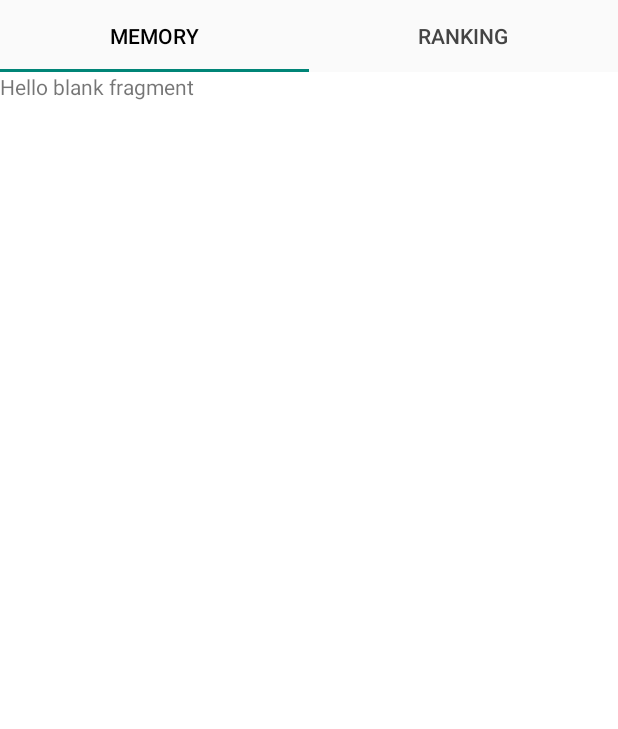
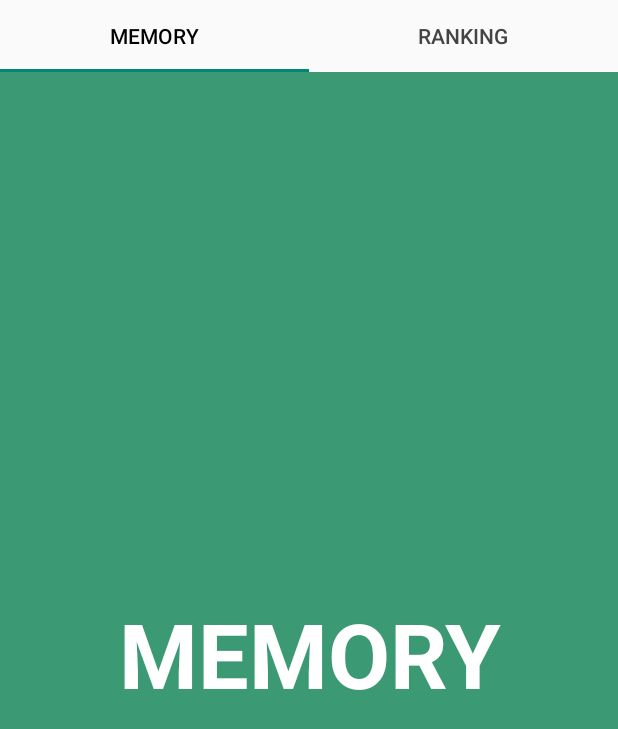
Before and after one commit to jediupc/PagerExample, an Android app: the screen it shows after launch (PagerHolder before the commit, PagerHolderActivity after it), on a phone screen of 412 x 824 dp. Shown: the top 729 px of the screen. Run offline under Robolectric (Android 15) with nearby library versions, the phone set to English and light mode, and no system bars.

Commit message:
added comments, changed style

```diff
--- a/app/src/main/AndroidManifest.xml
+++ b/app/src/main/AndroidManifest.xml
@@ -8,7 +8,7 @@
         android:label="@string/app_name"
         android:theme="@style/AppTheme" >
         <activity
-            android:name=".PagerHolder"
+            android:name=".PagerHolderActivity"
             android:label="@string/app_name" >
             <intent-filter>
                 <action android:name="android.intent.action.MAIN" />
--- a/app/src/main/java/joandev/com/pagerexample/Memory.java
+++ b/app/src/main/java/joandev/com/pagerexample/Memory.java
@@ -12,7 +12,6 @@ public class Memory extends Fragment {
     @Override
     public View onCreateView(LayoutInflater inflater, ViewGroup container,
                              Bundle savedInstanceState) {
-        // Inflate the layout for this fragment
         return inflater.inflate(R.layout.fragment_memory, container, false);
     }
 
--- a/app/src/main/java/joandev/com/pagerexample/PagerAdapter.java
+++ b/app/src/main/java/joandev/com/pagerexample/PagerAdapter.java
@@ -1,7 +1,6 @@
 package joandev.com.pagerexample;
 
 import android.support.v4.app.Fragment;
-import android.content.Context;
 import android.support.v4.app.FragmentManager;
 import android.support.v4.app.FragmentPagerAdapter;
 
@@ -9,25 +8,22 @@ import android.support.v4.app.FragmentPagerAdapter;
 public class PagerAdapter extends FragmentPagerAdapter {
 
 
-    final int PAGE_COUNT = 2;
     private String tabTitles[] = new String[] { "Memory", "Ranking" };
-    private Context context;
-    Fragment tab = null;
+    private Fragment tab = null;
 
     //creadora
-    public PagerAdapter(FragmentManager fm, Context context) {
+    PagerAdapter(FragmentManager fm) {
         super(fm);
-        this.context = context;
     }
 
 
     //crea las tabas, siempre tiene que retornar con el numero de tabs que queremos mostrar
     @Override
     public int getCount() {
-        return PAGE_COUNT;
+        return tabTitles.length;
     }
 
-    //Lanza el fragment asociado con el numero de tab
+    //Lanza el fragment asociado con el número de tab
     @Override
     public Fragment getItem(int position) {
         switch(position) {
@@ -44,7 +40,7 @@ public class PagerAdapter extends FragmentPagerAdapter {
     //pone el nombre en cada tab
     @Override
     public CharSequence getPageTitle(int position) {
-        // Generate title based on item position
+        // Genera le título en función de la posición
         return tabTitles[position];
     }
 }
--- a/app/src/main/java/joandev/com/pagerexample/PagerHolder.java
+++ b/app/src/main/java/joandev/com/pagerexample/PagerHolderActivity.java
@@ -6,7 +6,7 @@ import android.support.design.widget.TabLayout;
 import android.support.v4.app.FragmentActivity;
 import android.support.v4.view.ViewPager;
 
-public class PagerHolder extends FragmentActivity {
+public class PagerHolderActivity extends FragmentActivity {
 
     @Override
     protected void onCreate(Bundle savedInstanceState) {
@@ -14,14 +14,14 @@ public class PagerHolder extends FragmentActivity {
         setContentView(R.layout.activity_pager_holder);
 
 
-
         // Get the ViewPager and set it's PagerAdapter so that it can display items
         ViewPager viewPager = (ViewPager) findViewById(R.id.viewpager);
-        viewPager.setAdapter(new PagerAdapter(getSupportFragmentManager(),
-                PagerHolder.this));
+        viewPager.setAdapter(new PagerAdapter(getSupportFragmentManager()));
 
         // Give the TabLayout the ViewPager (material)
         TabLayout tabLayout = (TabLayout) findViewById(R.id.sliding_tabs);
+
+        //normal color - selected color
         tabLayout.setTabTextColors(Color.DKGRAY, Color.BLACK);
         tabLayout.setupWithViewPager(viewPager);
     }
--- a/app/src/main/java/joandev/com/pagerexample/Ranking.java
+++ b/app/src/main/java/joandev/com/pagerexample/Ranking.java
@@ -13,7 +13,6 @@ public class Ranking extends Fragment {
     @Override
     public View onCreateView(LayoutInflater inflater, ViewGroup container,
                              Bundle savedInstanceState) {
-        // Inflate the layout for this fragment
         return inflater.inflate(R.layout.fragment_ranking, container, false);
 
     }
--- a/app/src/main/res/layout/fragment_memory.xml
+++ b/app/src/main/res/layout/fragment_memory.xml
@@ -1,9 +1,17 @@
 <FrameLayout xmlns:android="http://schemas.android.com/apk/res/android"
     xmlns:tools="http://schemas.android.com/tools" android:layout_width="match_parent"
-    android:layout_height="match_parent" tools:context="joandev.com.pagerexample.Memory">
+    android:layout_height="match_parent" tools:context="joandev.com.pagerexample.Memory"
+        android:background="#3b9973">
 
     <!-- TODO: Update blank fragment layout -->
-    <TextView android:layout_width="match_parent" android:layout_height="match_parent"
-        android:text="@string/hello_blank_fragment" />
+    <TextView android:layout_width="match_parent"
+              android:layout_height="match_parent"
+              android:gravity="center"
+              android:textSize="60sp"
+              android:textStyle="bold"
+              android:textColor="@android:color/white"
+
+
+        android:text="@string/memory" />
 
 </FrameLayout>
--- a/app/src/main/res/menu/menu_pager_holder.xml
+++ b/app/src/main/res/menu/menu_pager_holder.xml
@@ -1,6 +1,6 @@
 <menu xmlns:android="http://schemas.android.com/apk/res/android"
     xmlns:app="http://schemas.android.com/apk/res-auto"
-    xmlns:tools="http://schemas.android.com/tools" tools:context=".PagerHolder">
+    xmlns:tools="http://schemas.android.com/tools" tools:context=".PagerHolderActivity">
     <item android:id="@+id/action_settings" android:title="@string/action_settings"
         android:orderInCategory="100" app:showAsAction="never" />
 </menu>
--- a/app/src/main/res/values/strings.xml
+++ b/app/src/main/res/values/strings.xml
@@ -5,5 +5,7 @@
     <string name="action_settings">Settings</string>
 
 <!-- TODO: Remove or change this placeholder text -->
-    <string name="hello_blank_fragment">Hello blank fragment</string>
+    <string name="hello_blank_fragment"></string>
+    <string name="memory">MEMORY</string>
+    <string name="ranking">RANKING</string>
 </resources>
--- a/build.gradle
+++ b/build.gradle
@@ -5,7 +5,7 @@ buildscript {
         jcenter()
     }
     dependencies {
-        classpath 'com.android.tools.build:gradle:1.2.3'
+        classpath 'com.android.tools.build:gradle:2.2.3'
 
         // NOTE: Do not place your application dependencies here; they belong
         // in the individual module build.gradle files
```
Also changed, not shown: app/src/main/res/layout/fragment_ranking.xml (+11 -3 lines), gradle/wrapper/gradle-wrapper.properties, 1 other file.
